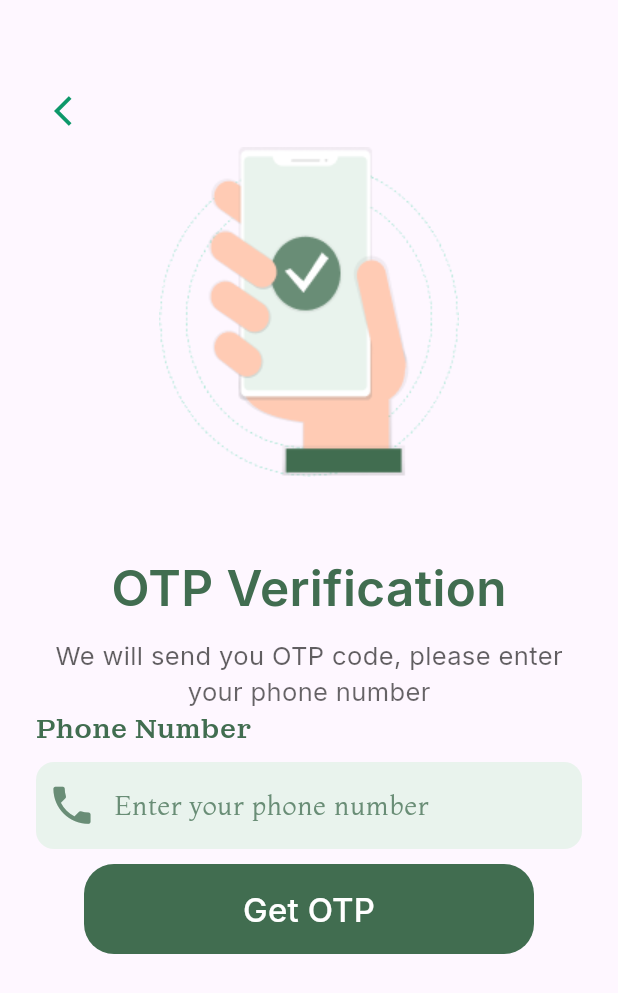
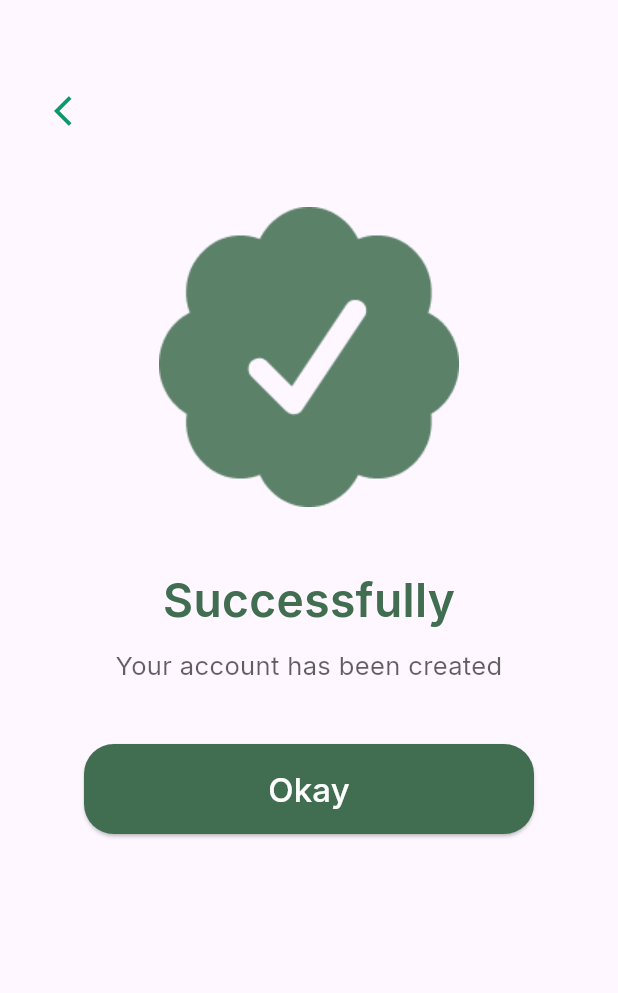
Before and after one commit to fatima304/greenify_app, a Flutter app: the screen it shows after launch, on a phone screen of 412 x 824 dp. Shown: the top 993 px of the screen. Run offline on Flutter 3.47's test engine with Material 3 defaults, Android fonts, the phone set to English and light mode, and no system bars; our stand-ins replace dio, flutter_screenutil, get_it, lottie, pretty_dio_logger, shimmer.

Commit message:
otp screens ui done

```diff
--- a/lib/core/helper/app_images.dart
+++ b/lib/core/helper/app_images.dart
@@ -7,11 +7,6 @@ class AppImages {
   static const String onBoarding3 = '${AppConstants.imagePath}onBoarding3.png';
   static const String register = '${AppConstants.imagePath}register.png';
   static const String signup = '${AppConstants.imagePath}seeding.png';
-    static const String otp = '${AppConstants.imagePath}otp.png';
-
-
-
-
-
-
+  static const String otp = '${AppConstants.imagePath}otp.png';
+  static const String success = '${AppConstants.imagePath}success.png';
 }
--- a/lib/core/routes/app_routing.dart
+++ b/lib/core/routes/app_routing.dart
@@ -1,7 +1,9 @@
 import 'package:flutter/material.dart';
 import 'package:greenify_app/core/routes/routes.dart';
 import 'package:greenify_app/features/login/presentation/screen/ui/login_screen.dart';
-import 'package:greenify_app/features/otp/presentation/screen/ui/otp_screen.dart';
+import 'package:greenify_app/features/otp/presentation/screen/ui/otp_code_screen.dart';
+import 'package:greenify_app/features/otp/presentation/screen/ui/otp_success_screen.dart';
+import 'package:greenify_app/features/otp/presentation/screen/ui/otp_verfication_screen.dart';
 import 'package:greenify_app/features/register/presentation/screen/ui/register_screen.dart';
 import 'package:greenify_app/features/signup/presentation/screen/ui/signup_screen.dart';
 import 'package:greenify_app/features/splash/presentation/screen/ui/splash_screen.dart';
@@ -30,9 +32,17 @@ class AppRouting {
         return MaterialPageRoute(
           builder: (_) => const SignUpScreen(),
         );
-       case Routes.otpScreen:
+      case Routes.otpCodeScreen:
         return MaterialPageRoute(
-          builder: (_) => const OtpScreen(),
+          builder: (_) => const OtpCodeScreen(),
+        );
+      case Routes.otpVerifyScreen:
+        return MaterialPageRoute(
+          builder: (_) => const OtpVerifivationScreen(),
+        );
+      case Routes.otpSuccessScreen:
+        return MaterialPageRoute(
+          builder: (_) => const OtpSuccessScreen(),
         );
       default:
         return MaterialPageRoute(
--- a/lib/core/routes/routes.dart
+++ b/lib/core/routes/routes.dart
@@ -4,7 +4,8 @@ class Routes {
   static const String registerScreen = "/registerScreen";
   static const String signScreen = "/signScreen";
   static const String logScreen = "/logScreen";
-  static const String otpScreen = "/otpScreen";
+  static const String otpCodeScreen = "/otpCodeScreen";
+  static const String otpSuccessScreen = "/otpSuccessScreen";
   static const String otpVerifyScreen = "/otpVerifyScreen";
   static const String successScreen = "/successScreen";
   static const String forgetScreen = "/forgetScreen";
--- a/lib/core/theme/app_color.dart
+++ b/lib/core/theme/app_color.dart
@@ -3,13 +3,13 @@ import 'package:flutter/material.dart';
 class AppColor {
   static const Color black = Colors.black;
   static const Color white = Colors.white;
-  static const Color lightGreen = Color(0xffE9F3ED);
   static const Color green = Color(0xff639173);
   static const Color medGreen = Color(0xff698D76);
   static const Color darkGreen = Color(0xff416D50);
   static const Color primGreen = Color(0xff0D986A);
   static const Color grey = Color(0xffDDDADA);
-  static const Color lightGrey = Color(0xffDDDADA);
+  // static const Color lightGrey = Color(0xffDDDADA);
+  static const Color lightGrey = Color(0xffE9F3ED);
   static const Color midGrey = Color(0xff575757);
   static const Color darkGrey = Color(0xff393838);
   static const Color red = Color(0xffF83758);
--- a/lib/core/theme/app_text_style.dart
+++ b/lib/core/theme/app_text_style.dart
@@ -56,8 +56,8 @@ class AppTextStyle {
     color: AppColor.primGreen,
     fontWeight: FontWeightHelper.semiBold,
   );
-   static TextStyle font30DarkGreenSemiBold = TextStyle(
-    fontSize: 30.sp,
+  static TextStyle font28DarkGreenSemiBold = TextStyle(
+    fontSize: 28.sp,
     color: AppColor.darkGreen,
     fontWeight: FontWeightHelper.semiBold,
   );
@@ -88,15 +88,11 @@ class AppTextStyle {
     color: AppColor.red,
     fontWeight: FontWeightHelper.regular,
   );
-  static TextStyle font12LightGreyMedium = TextStyle(
+  static TextStyle font12MidGreyMedium = TextStyle(
     fontSize: 12.sp,
     color: AppColor.midGrey,
     fontWeight: FontWeightHelper.medium,
   );
 
-  static TextStyle font16LightGreySemiBold = TextStyle(
-    fontSize: 16.sp,
-    color: AppColor.darkGrey,
-    fontWeight: FontWeightHelper.semiBold,
-  );
+
 }
--- a/lib/core/widgets/shared_textfield.dart
+++ b/lib/core/widgets/shared_textfield.dart
@@ -32,7 +32,7 @@ class SharedTextField extends StatelessWidget {
           onTap: onTap,
           decoration: InputDecoration(
             filled: true,
-            fillColor: AppColor.lightGreen,
+            fillColor: AppColor.lightGrey,
             hintText: hintText,
             hintStyle: AppTextStyle.font18DarkGreenRegular.copyWith(
               fontSize: 17.5,
@@ -53,7 +53,7 @@ class SharedTextField extends StatelessWidget {
               borderRadius: BorderRadius.circular(12),
             ),
             focusedBorder: OutlineInputBorder(
-              borderSide: const BorderSide(color: AppColor.lightGreen),
+              borderSide: const BorderSide(color: AppColor.lightGrey),
               borderRadius: BorderRadius.circular(12),
             ),
             errorBorder: OutlineInputBorder(
--- a/lib/features/login/presentation/screen/widgets/auth_section.dart
+++ b/lib/features/login/presentation/screen/widgets/auth_section.dart
@@ -18,7 +18,7 @@ class AuthSection extends StatelessWidget {
         ),
         Text(
           '- OR Continue with -',
-          style: AppTextStyle.font12LightGreyMedium
+          style: AppTextStyle.font12MidGreyMedium
               .copyWith(fontFamily: FontFamilyHelper.latoFont),
         ),
         const SizedBox(
--- a/lib/features/otp/presentation/screen/ui/otp_screen.dart
+++ /dev/null
@@ -1,13 +0,0 @@
-import 'package:flutter/material.dart';
-import 'package:greenify_app/features/otp/presentation/screen/widgets/otp_body.dart';
-
-class OtpScreen extends StatelessWidget {
-  const OtpScreen({super.key});
-
-  @override
-  Widget build(BuildContext context) {
-    return const Scaffold(
-      body: OtpBody(),
-    );
-  }
-}
--- /dev/null
+++ b/lib/features/otp/presentation/screen/ui/otp_success_screen.dart
@@ -0,0 +1,18 @@
+import 'package:flutter/material.dart';
+import 'package:greenify_app/core/helper/app_images.dart';
+import 'package:greenify_app/features/otp/presentation/screen/widgets/otp_body.dart';
+
+class OtpSuccessScreen extends StatelessWidget {
+  const OtpSuccessScreen({super.key});
+
+  @override
+  Widget build(BuildContext context) {
+    return Scaffold(
+        body: OtpBody(
+          img: AppImages.success,
+          onPressed: () {},
+            buttonText: 'Okay',
+            detailsText: 'Your account has been created',
+            verificationText: 'Successfully'),);
+  }
+}
--- a/lib/features/otp/presentation/screen/widgets/otp_body.dart
+++ b/lib/features/otp/presentation/screen/widgets/otp_body.dart
@@ -4,23 +4,77 @@ import 'package:greenify_app/core/theme/app_color.dart';
 import 'package:greenify_app/core/theme/app_text_style.dart';
 import 'package:greenify_app/core/theme/font_family_helper.dart';
 import 'package:greenify_app/core/widgets/shared_button.dart';
-import 'package:greenify_app/features/register/presentation/screen/widgets/textfield_part.dart';
 
 class OtpBody extends StatelessWidget {
-  const OtpBody({super.key});
+  const OtpBody({
+    super.key,
+    this.img,
+    this.customWidget,
+    required this.onPressed,
+    required this.buttonText,
+    required this.detailsText,
+    required this.verificationText,
+  });
 
+  final String? img;
+  final Widget? customWidget;
+  final void Function()? onPressed;
+  final String buttonText, detailsText, verificationText;
   @override
   Widget build(BuildContext context) {
     return Padding(
       padding: const EdgeInsets.symmetric(horizontal: 24),
+      child: SingleChildScrollView(
         child: Column(
-        mainAxisAlignment: MainAxisAlignment.start,
+          spacing: 40,
           crossAxisAlignment: CrossAxisAlignment.center,
           children: [
             const SizedBox(
-            height: 50,
+              height: 10,
             ),
-          Align(
+            customArrowBack(context),
+            Image.asset(img ?? AppImages.otp),
+            Column(
+              spacing: 10,
+              children: [
+                Text(
+                  verificationText,
+                  style: AppTextStyle.font28DarkGreenSemiBold.copyWith(
+                    fontFamily: FontFamilyHelper.interFont,
+                  ),
+                ),
+                Text(
+                  textAlign: TextAlign.center,
+                  detailsText,
+                  style: AppTextStyle.font18DarkGreenRegular.copyWith(
+                    fontSize: 17,
+                    color: AppColor.black.withOpacity(0.62),
+                    fontFamily: FontFamilyHelper.interFont,
+                  ),
+                ),
+              ],
+            ),
+            if (customWidget != null) customWidget!,
+            SharedButton(
+              onPressed: onPressed,
+              text: Text(
+                buttonText,
+                style: AppTextStyle.font20WhiteMedium.copyWith(
+                  // fontSize: 24,
+                  fontFamily: FontFamilyHelper.interFont,
+                ),
+              ),
+              buttonColor: AppColor.darkGreen,
+            ),
+          ],
+        ),
+      ),
+    );
+  }
+}
+
+Align customArrowBack(BuildContext context) {
+  return Align(
     alignment: Alignment.topLeft,
     child: IconButton(
       onPressed: () {
@@ -31,53 +85,5 @@ class OtpBody extends StatelessWidget {
         color: AppColor.primGreen,
       ),
     ),
-          ),
-          Image.asset(AppImages.otp),
-          const SizedBox(
-            height: 50,
-          ),
-          Text(
-            'OTP Verification',
-            style: AppTextStyle.font30DarkGreenSemiBold.copyWith(
-              fontFamily: FontFamilyHelper.interFont,
-            ),
-          ),
-          const SizedBox(
-            height: 10,
-          ),
-          Text(
-            'We will send you OTP code, please enter',
-            style: AppTextStyle.font18DarkGreenRegular.copyWith(
-              fontSize: 17,
-              color: AppColor.black.withOpacity(0.62),
-              fontFamily: FontFamilyHelper.interFont,
-            ),
-          ),
-          Text(
-            'your phone number',
-            style: AppTextStyle.font18DarkGreenRegular.copyWith(
-              fontSize: 17,
-              color: AppColor.black.withOpacity(0.6),
-              fontFamily: FontFamilyHelper.interFont,
-            ),
-          ),
-          const TextfieldPart(
-            hintText: 'Phone Number',
-            labelText: 'Enter your phone number',
-            prefixIcon: Icons.phone,
-          ),
-          SharedButton(
-            text: Text(
-              'Get OTP',
-              style: AppTextStyle.font20WhiteMedium.copyWith(
-                // fontSize: 24,
-                fontFamily: FontFamilyHelper.interFont,
-              ),
-            ),
-            buttonColor: AppColor.darkGreen,
-          ),
-        ],
-      ),
   );
 }
-}
--- a/lib/features/otp/presentation/screen/widgets/textfield_part.dart
+++ /dev/null
@@ -1,10 +0,0 @@
-import 'package:flutter/material.dart';
-
-class TextfieldPart extends StatelessWidget {
-  const TextfieldPart({super.key});
-
-  @override
-  Widget build(BuildContext context) {
-    return const Placeholder();
-  }
-}
--- a/lib/features/signup/presentation/screen/widgets/footer_part.dart
+++ b/lib/features/signup/presentation/screen/widgets/footer_part.dart
@@ -22,6 +22,9 @@ class FooterPart extends StatelessWidget {
           height: 40,
         ),
         SharedButton(
+          onPressed: () {
+            Navigator.pushNamed(context, Routes.otpVerifyScreen);
+          },
           text: Text(
             'Sign up with Password',
             style: AppTextStyle.font14WhiteMedium
@@ -33,7 +36,7 @@ class FooterPart extends StatelessWidget {
           height: 30,
         ),
         richText(
-            context, 'Already have an account ', 'Log in', Routes.signScreen),
+            context, 'Already have an account ', 'Log in', Routes.logScreen),
       ],
     );
   }
--- a/lib/greenify_app.dart
+++ b/lib/greenify_app.dart
@@ -14,7 +14,7 @@ class GreenifyApp extends StatelessWidget {
       child: MaterialApp(
         debugShowCheckedModeBanner: false,
         onGenerateRoute: appRouting.generateRoute,
-        initialRoute: Routes.otpScreen,
+        initialRoute: Routes.otpSuccessScreen,
       ),
     );
   }
```
Also changed, not shown: lib/features/login/presentation/screen/widgets/rich_text.dart (+6 -5 lines), lib/features/otp/presentation/screen/ui/otp_code_screen.dart (added, +23 -0 lines), lib/features/otp/presentation/screen/ui/otp_verfication_screen.dart (added, +13 -0 lines), lib/features/otp/presentation/screen/widgets/otp_field.dart (added, +95 -0 lines), lib/features/otp/presentation/screen/widgets/otp_verfication.dart (added, +25 -0 lines). Lines whose indentation alone changed are shown as unchanged.
